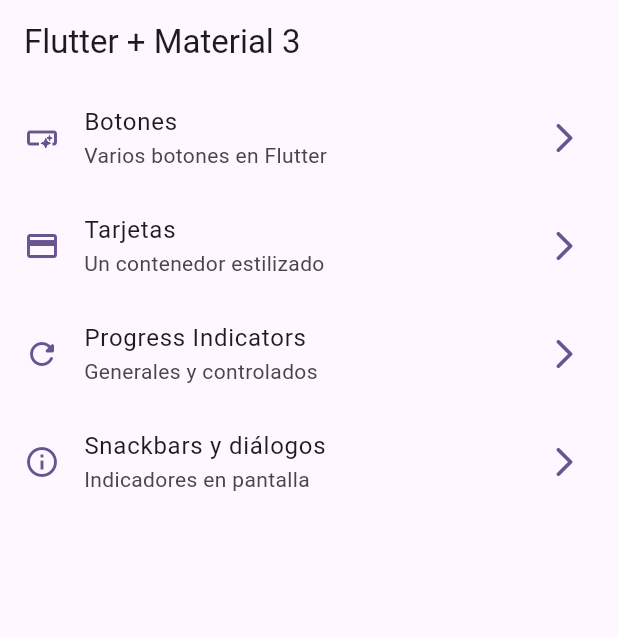
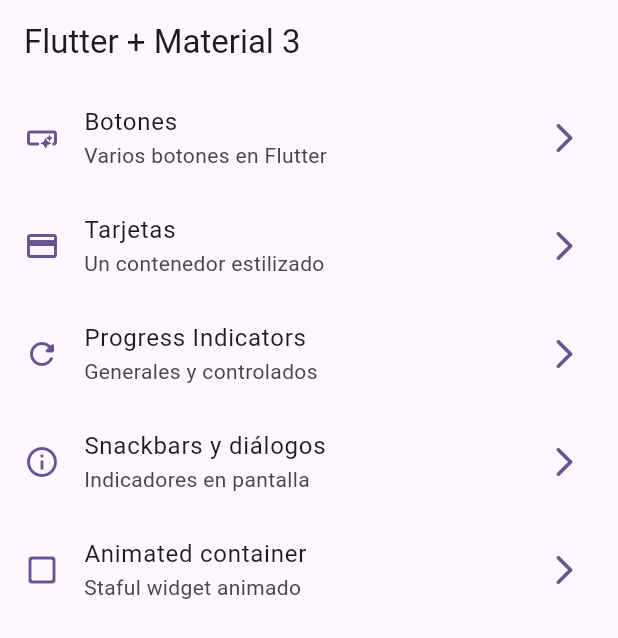
Before and after one commit to Mikaruz/flutter-course, a Flutter app: the screen it shows after launch, on a phone screen of 412 x 824 dp. Shown: the top 638 px of the screen. Run offline on Flutter 3.47's test engine with Material 2 defaults, Android fonts, the phone set to English and light mode, and no system bars; our stand-ins replace go_router.

Commit message:
Animaciones terminadas

```diff
--- a/lib/config/menu/menu_items.dart
+++ b/lib/config/menu/menu_items.dart
@@ -34,4 +34,9 @@ const appMenuItems = <MenuItem>[
       subTitle: 'Indicadores en pantalla',
       link: '/snackbars',
       icon: Icons.info_outline),
+  MenuItem(
+      title: 'Animated container',
+      subTitle: 'Staful widget animado',
+      link: '/animated',
+      icon: Icons.check_box_outline_blank_rounded),
 ];
--- a/lib/config/router/app_router.dart
+++ b/lib/config/router/app_router.dart
@@ -4,6 +4,8 @@ import 'package:widgets_app/presentation/screens/screens.dart';
 final appRouter = GoRouter(routes: [
   GoRoute(path: '/', builder: (context, state) => const HomeScreen()),
   GoRoute(path: '/buttons', builder: (context, state) => const ButtonsScreen()),
+  GoRoute(
+      path: '/animated', builder: (context, state) => const AnimatedScreen()),
   GoRoute(path: '/cards', builder: (context, state) => const CardsScreen()),
   GoRoute(
       path: '/progress', builder: (context, state) => const ProgressScreen()),
```
Also changed, not shown: lib/presentation/screens/animated/animated_screen.dart (+44 -2 lines).
